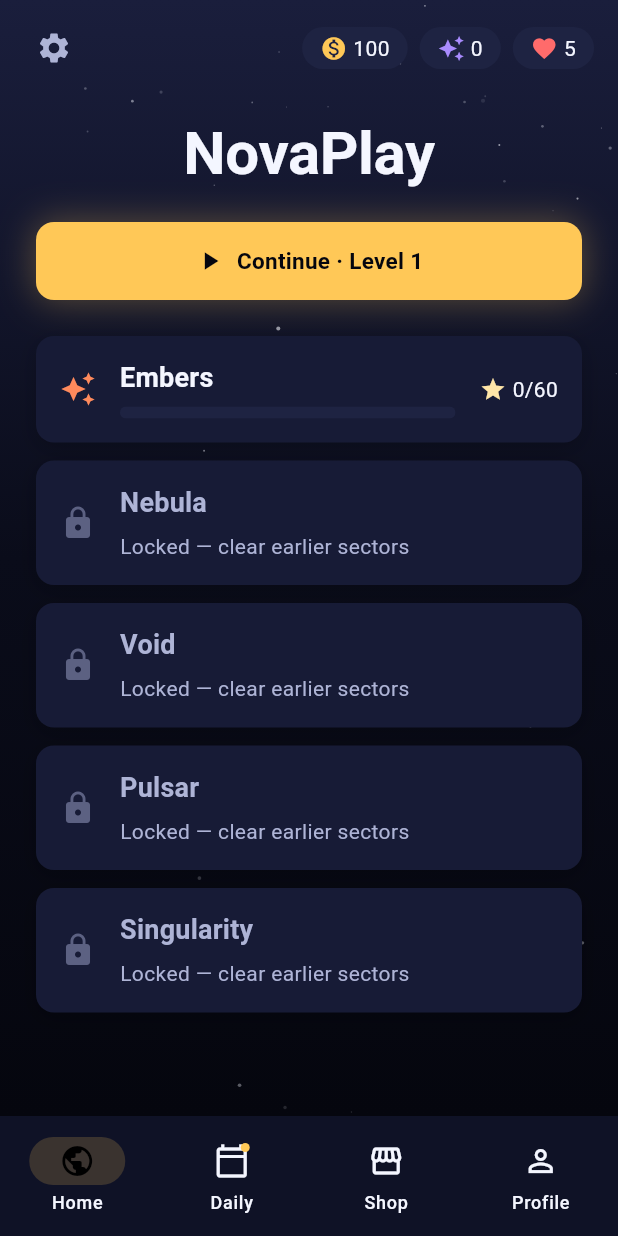
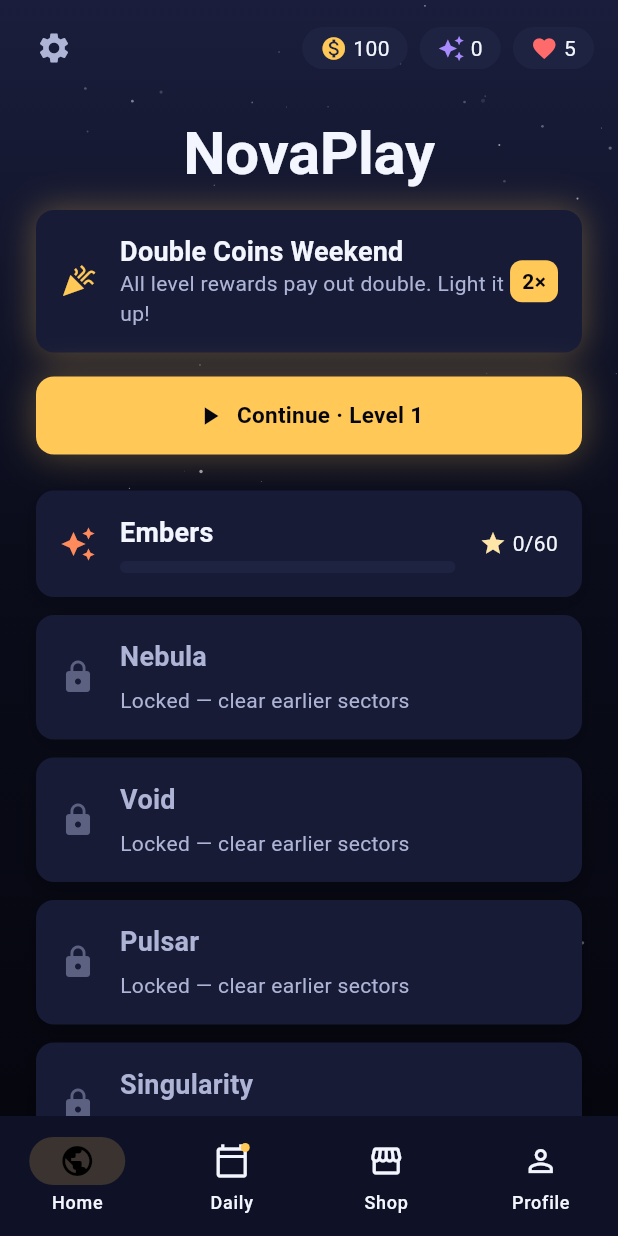
Before and after one commit to AutomationProjectQA/NovaPlay, a Flutter app: the screen it shows after launch, on a phone screen of 412 x 824 dp. Run offline on Flutter 3.47's test engine with Material 3 defaults, Android fonts, the phone set to English and light mode, and no system bars; our stand-ins replace easy_localization, equatable, flutter_riverpod, get_it, go_router, hive and 2 more; missing offline and left inert: flame, flame_audio; accounts and stored records are empty.

Commit message:
feat: implement live events, daily challenges, and a local leaderboard system

```diff
--- a/lib/app/router/route_names.dart
+++ b/lib/app/router/route_names.dart
@@ -13,6 +13,7 @@ abstract final class Routes {
 
   // Full-screen leaves (over the shell, no bottom nav).
   static const String settings = '/settings';
+  static const String leaderboard = '/leaderboard';
   static const String levelSelect = '/levels/:sectorId';
   static const String game = '/game/:levelId';
 
--- a/lib/features/home/presentation/home_screen.dart
+++ b/lib/features/home/presentation/home_screen.dart
@@ -10,6 +10,8 @@ import 'package:novaplay/core/widgets/widgets.dart';
 import 'package:novaplay/features/economy/presentation/lives_refill_sheet.dart';
 import 'package:novaplay/features/levels/domain/sector.dart';
 import 'package:novaplay/features/levels/presentation/levels_providers.dart';
+import 'package:novaplay/features/live/domain/game_event.dart';
+import 'package:novaplay/features/live/presentation/events_provider.dart';
 
 /// Home / Galaxy Map — the default landing hub. Shows the sectors and the single
 /// most prominent action: Continue the next level (docs/UI_GUIDELINES.md §3.2).
@@ -20,6 +22,7 @@ class HomeScreen extends ConsumerWidget {
   Widget build(BuildContext context, WidgetRef ref) {
     final sectors = ref.watch(sectorsProvider);
     final continueLevel = ref.watch(continueLevelProvider);
+    final event = ref.watch(activeEventProvider);
 
     return ListView(
       padding: const EdgeInsets.fromLTRB(
@@ -34,7 +37,9 @@ class HomeScreen extends ConsumerWidget {
           textAlign: TextAlign.center,
           style: context.textTheme.displayLarge,
         ),
-        const SizedBox(height: AppSpacing.lg),
+        const SizedBox(height: AppSpacing.md),
+        _EventBanner(event: event),
+        const SizedBox(height: AppSpacing.md),
         NovaButton(
           label: 'home_continue'.tr(args: ['$continueLevel']),
           icon: Icons.play_arrow,
@@ -55,6 +60,56 @@ class HomeScreen extends ConsumerWidget {
           const SizedBox(height: AppSpacing.sm),
         ],
       ],
+    );
+  }
+}
+
+class _EventBanner extends StatelessWidget {
+  const _EventBanner({required this.event});
+
+  final GameEvent event;
+
+  @override
+  Widget build(BuildContext context) {
+    return NovaCard(
+      accent: event.accent,
+      isSelected: event.hasBonus,
+      child: Row(
+        children: [
+          Icon(Icons.celebration, color: event.accent),
+          const SizedBox(width: AppSpacing.md),
+          Expanded(
+            child: Column(
+              crossAxisAlignment: CrossAxisAlignment.start,
+              children: [
+                Text(event.title, style: context.textTheme.titleMedium),
+                Text(
+                  event.description,
+                  style: context.textTheme.bodyMedium,
+                ),
+              ],
+            ),
+          ),
+          if (event.hasBonus)
+            Container(
+              padding: const EdgeInsets.symmetric(
+                horizontal: AppSpacing.xs,
+                vertical: AppSpacing.xxs,
+              ),
+              decoration: BoxDecoration(
+                color: event.accent,
+                borderRadius: BorderRadius.circular(AppRadius.sm),
+              ),
+              child: Text(
+                '${event.coinMultiplier}×',
+                style: const TextStyle(
+                  color: AppColors.space900,
+                  fontWeight: FontWeight.w700,
+                ),
+              ),
+            ),
+        ],
+      ),
     );
   }
 }
--- /dev/null
+++ b/lib/features/live/domain/daily_challenge.dart
@@ -0,0 +1,14 @@
+import 'package:novaplay/features/economy/domain/booster.dart';
+import 'package:novaplay/features/progress/presentation/progress_providers.dart';
+import 'package:novaplay/features/rewards/domain/reward.dart';
+
+/// The bonus for completing the Daily Challenge (docs/GAME_DESIGN.md retention,
+/// MONETIZATION.md §8: 50 coins once per day).
+const Reward kDailyChallengeReward = Reward(
+  coins: 50,
+  boosters: {BoosterType.extraSpark: 1},
+);
+
+/// The featured level for a given epoch-[day] — deterministic so everyone gets
+/// the same challenge, rotating through the catalog.
+int challengeLevelId(int day) => (day % kTotalLevels) + 1;
--- /dev/null
+++ b/lib/features/live/domain/game_event.dart
@@ -0,0 +1,62 @@
+import 'dart:ui';
+
+import 'package:novaplay/app/theme/app_colors.dart';
+
+/// A live/seasonal event (docs/GAME_DESIGN.md retention). For now events are
+/// derived locally from the calendar; they'd be Remote Config-driven in
+/// production. [coinMultiplier] scales level-clear coin rewards.
+class GameEvent {
+  const GameEvent({
+    required this.id,
+    required this.title,
+    required this.description,
+    required this.accent,
+    this.coinMultiplier = 1,
+  });
+
+  final String id;
+  final String title;
+  final String description;
+  final Color accent;
+  final int coinMultiplier;
+
+  bool get hasBonus => coinMultiplier > 1;
+}
+
+const GameEvent _doubleCoins = GameEvent(
+  id: 'double_coins',
+  title: 'Double Coins Weekend',
+  description: 'All level rewards pay out double. Light it up!',
+  accent: AppColors.nova500,
+  coinMultiplier: 2,
+);
+
+const List<GameEvent> _seasonal = [
+  GameEvent(
+    id: 'nebula_festival',
+    title: 'Nebula Festival',
+    description: 'Drift through the violet clouds of the Nebula sector.',
+    accent: AppColors.sectorNebula,
+  ),
+  GameEvent(
+    id: 'pulsar_rush',
+    title: 'Pulsar Rush',
+    description: 'A rhythmic week among the pulsing stars.',
+    accent: AppColors.sectorPulsar,
+  ),
+  GameEvent(
+    id: 'void_carnival',
+    title: 'Void Carnival',
+    description: 'Dare the dark — black holes and wormholes await.',
+    accent: AppColors.sectorVoid,
+  ),
+];
+
+/// The active event for [today] (epoch-day) and [weekday] (1=Mon … 7=Sun).
+/// Weekends run Double Coins; weekdays rotate the seasonal banner weekly.
+GameEvent activeEvent({required int today, required int weekday}) {
+  if (weekday == DateTime.saturday || weekday == DateTime.sunday) {
+    return _doubleCoins;
+  }
+  return _seasonal[(today ~/ 7) % _seasonal.length];
+}
--- /dev/null
+++ b/lib/features/live/presentation/events_provider.dart
@@ -0,0 +1,12 @@
+import 'package:flutter_riverpod/flutter_riverpod.dart';
+import 'package:novaplay/features/live/domain/game_event.dart';
+import 'package:novaplay/features/rewards/domain/daily_reward.dart';
+
+/// The currently active live event (seasonal banner / weekend bonus).
+final activeEventProvider = Provider<GameEvent>((ref) {
+  final now = DateTime.now();
+  return activeEvent(
+    today: epochDay(now.millisecondsSinceEpoch),
+    weekday: now.weekday,
+  );
+});
--- a/lib/features/rewards/data/rewards_repository.dart
+++ b/lib/features/rewards/data/rewards_repository.dart
@@ -56,6 +56,10 @@ class RewardsRepository {
   Future<void> setWheelLastDay(int day) => _put('wheel_last_day', day);
   int get chestLastDay => _getInt('chest_last_day');
   Future<void> setChestLastDay(int day) => _put('chest_last_day', day);
+
+  // Daily challenge (epoch-day it was last completed).
+  int get challengeLastDay => _getInt('challenge_last_day');
+  Future<void> setChallengeLastDay(int day) => _put('challenge_last_day', day);
 }
 
 /// Opens (or reuses) the rewards box, opened at bootstrap.
--- a/lib/features/rewards/presentation/daily_badge_provider.dart
+++ b/lib/features/rewards/presentation/daily_badge_provider.dart
@@ -1,9 +1,10 @@
 import 'package:flutter_riverpod/flutter_riverpod.dart';
+import 'package:novaplay/features/live/presentation/daily_challenge_provider.dart';
 import 'package:novaplay/features/rewards/presentation/missions_providers.dart';
 import 'package:novaplay/features/rewards/presentation/rewards_providers.dart';
 import 'package:novaplay/features/rewards/presentation/wheel_chest_providers.dart';
 
-/// True when the Daily tab has something to claim — drives the nav badge dot.
+/// True when the Daily tab has something to claim/do — drives the nav badge dot.
 final hasUnclaimedDailyProvider = Provider<bool>((ref) {
   final dailyReady = ref.watch(dailyRewardProvider).canClaim;
   final wheelReady = ref.watch(wheelProvider);
@@ -11,5 +12,10 @@ final hasUnclaimedDailyProvider = Provider<bool>((ref) {
   final missionReady = ref
       .watch(dailyMissionStatesProvider)
       .any((m) => m.canClaim);
-  return dailyReady || wheelReady || chestReady || missionReady;
+  final challengeReady = !ref.watch(dailyChallengeProvider).doneToday;
+  return dailyReady ||
+      wheelReady ||
+      chestReady ||
+      missionReady ||
+      challengeReady;
 });
```
Also changed, not shown: lib/app/router/app_router.dart (+7 -0 lines), lib/core/di/injector.dart (+6 -1 lines), lib/core/services/leaderboard_service.dart (added, +64 -0 lines), lib/core/services/notification_service.dart (added, +32 -0 lines), lib/features/daily/presentation/daily_screen.dart (+43 -0 lines), lib/features/game/presentation/game_screen.dart (+20 -4 lines), lib/features/live/presentation/daily_challenge_provider.dart (added, +38 -0 lines), lib/features/live/presentation/leaderboard_provider.dart (added, +15 -0 lines), lib/features/live/presentation/leaderboard_screen.dart (added, +64 -0 lines), lib/features/profile/presentation/profile_screen.dart (+9 -0 lines), 2 other files.
